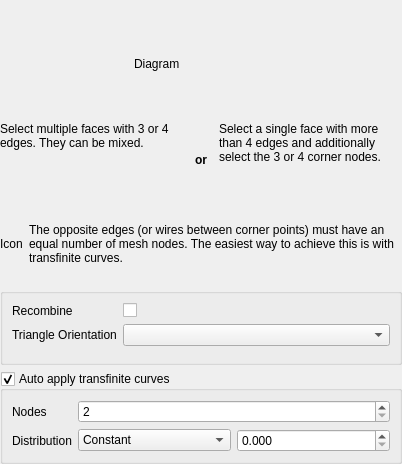
This is src/Mod/Fem/Gui/Resources/ui/MeshTransfiniteSurface.ui in tomate44/FreeCAD as Qt 5 draws it before an edit. The edited form follows.
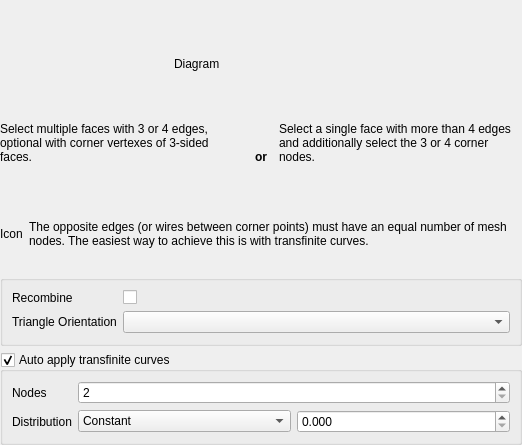
This is the edited form. Custom widgets are drawn as their Qt base class.

Commit message: FEM: Add automated transfinite tests and fix bugs found with it

The edit to the form file:
```diff
--- a/src/Mod/Fem/Gui/Resources/ui/MeshTransfiniteSurface.ui
+++ b/src/Mod/Fem/Gui/Resources/ui/MeshTransfiniteSurface.ui
@@ -6,8 +6,8 @@
    <rect>
     <x>0</x>
     <y>0</y>
-    <width>402</width>
-    <height>464</height>
+    <width>522</width>
+    <height>445</height>
    </rect>
   </property>
   <property name="windowTitle">
@@ -87,12 +87,12 @@
       <widget class="QLabel" name="label_4">
        <property name="sizePolicy">
         <sizepolicy hsizetype="Expanding" vsizetype="Preferred">
-         <horstretch>0</horstretch>
+         <horstretch>1</horstretch>
          <verstretch>0</verstretch>
         </sizepolicy>
        </property>
        <property name="text">
-        <string>&lt;html&gt;&lt;head/&gt;&lt;body&gt;&lt;p&gt;Select multiple faces with 3 or 4 edges. They can be mixed.&lt;/p&gt;&lt;/body&gt;&lt;/html&gt;</string>
+        <string>Select multiple faces with 3 or 4 edges, optional with corner vertexes of 3-sided faces.</string>
        </property>
        <property name="alignment">
         <set>Qt::AlignmentFlag::AlignLeading|Qt::AlignmentFlag::AlignLeft|Qt::AlignmentFlag::AlignTop</set>
@@ -116,7 +116,7 @@
       <widget class="QLabel" name="label_5">
        <property name="sizePolicy">
         <sizepolicy hsizetype="Expanding" vsizetype="Preferred">
-         <horstretch>0</horstretch>
+         <horstretch>1</horstretch>
          <verstretch>0</verstretch>
         </sizepolicy>
        </property>
```
The commit also changes 51 other files.
